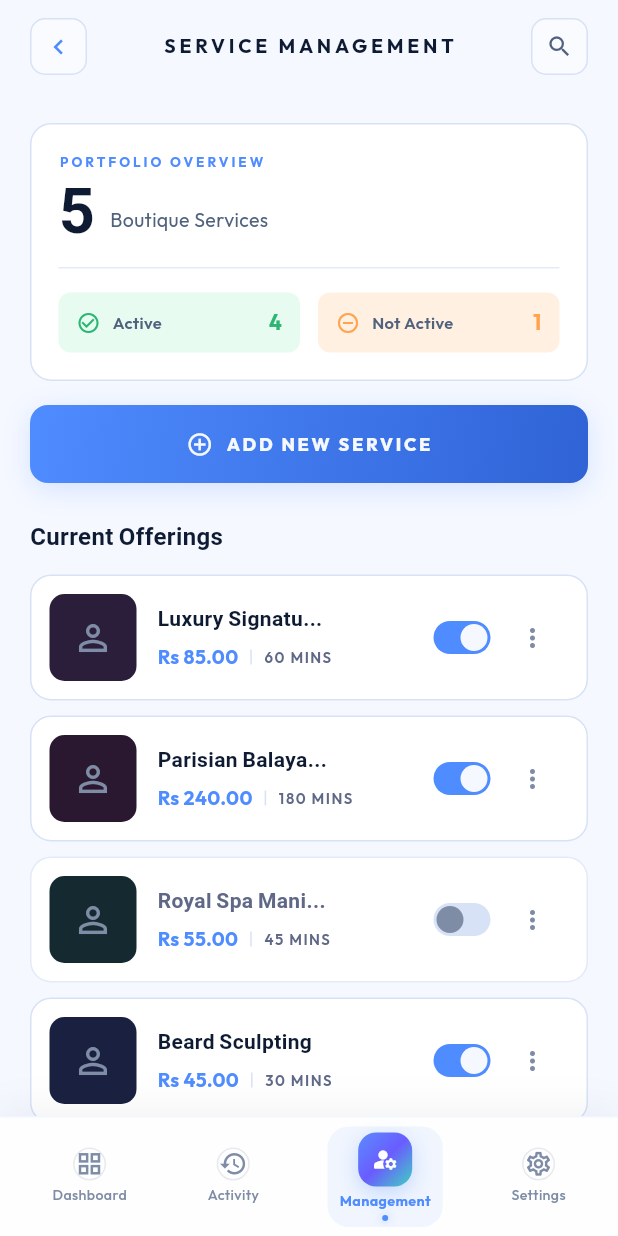
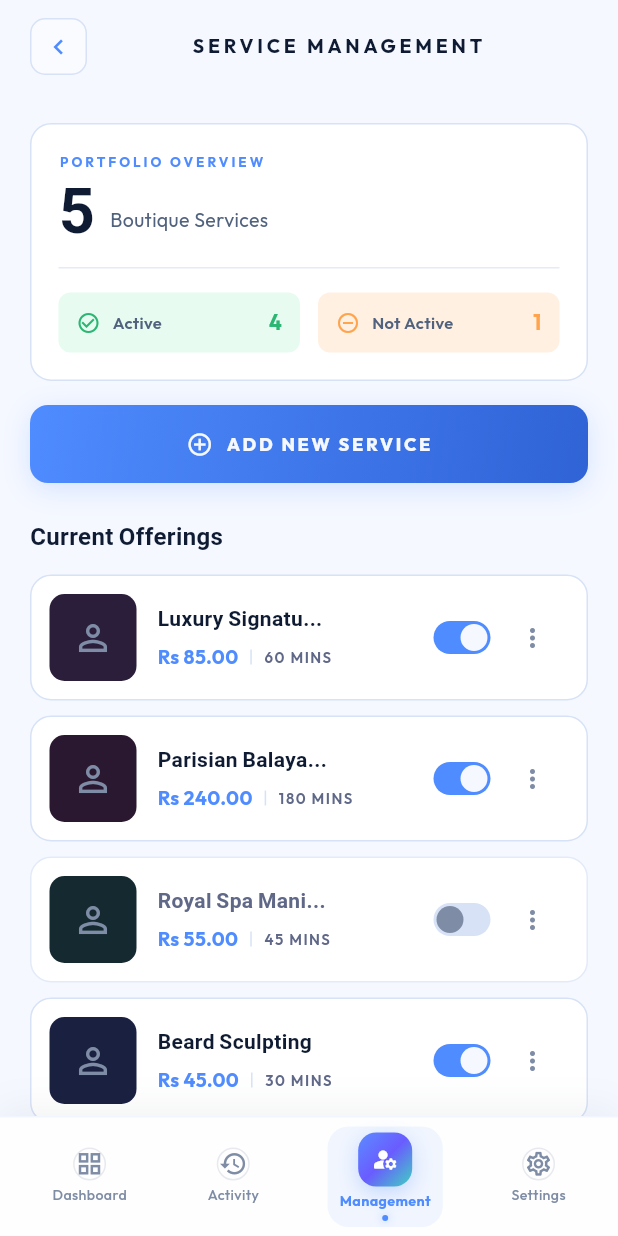
Before and after one commit to JMNaveeth/Luxe-Salon-App, a Flutter app: the ServiceManagementScreen screen opened directly, on a phone screen of 412 x 824 dp. Run offline on Flutter 3.47's test engine with Material 3 defaults, Android fonts, the phone set to English and light mode, and no system bars; our stand-ins replace file_picker, flutter_animate, google_fonts, image_picker.

Commit message:
Remove search icon from AppBar for a cleaner UI

```diff
--- a/lib/shop_owner_page/service_management.dart
+++ b/lib/shop_owner_page/service_management.dart
@@ -773,20 +773,7 @@ class _AppBar extends StatelessWidget {
               ),
             ),
           ),
-          Container(
-            width: 38,
-            height: 38,
-            decoration: BoxDecoration(
-              color: AppColors.card,
-              borderRadius: BorderRadius.circular(10),
-              border: Border.all(color: AppColors.cardBorder),
-            ),
-            child: const Icon(
-              Icons.search,
-              color: AppColors.textSecondary,
-              size: 18,
-            ),
-          ),
+          const SizedBox.shrink(),
         ],
       ),
     );
```
